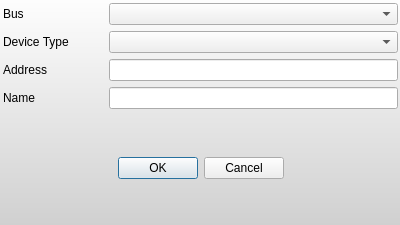
DynamicPerception/Graffik_Legacy, file Graffik/gui/core/Dialogs/adddevicedialog.ui: the form before one commit.
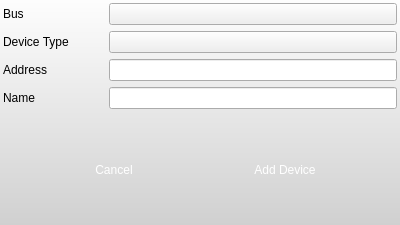
The form after the commit. Icons and pictures are not drawn.

The edit to the form file:
```diff
--- a/Graffik/gui/core/Dialogs/adddevicedialog.ui
+++ b/Graffik/gui/core/Dialogs/adddevicedialog.ui
@@ -20,33 +20,45 @@
    <string>Add Device</string>
   </property>
   <property name="styleSheet">
-   <string notr="true">#AddDeviceDialog {
+   <string notr="true">QPushButton {
+border: 0px transparent;
+max-width:120px;
+max-height: 40px;
+min-width:120px;
+min-height: 40px;
+color: rgb(255,255,255);
+font: 12px &quot;Lucida Sans&quot;;
+}
+
+#okButton {
+border-image: url(:/core/small-blue-but-normal.png);
+}
+
+#cancelButton {
+border-image: url(:/core/small-gray-but-normal.png);
+}
+
+QComboBox:drop-down {
+border-image: url(:/core/drop-down-sm-blue.png);
+border: 0px transparent;
+}
+
+#AddDeviceDialog {
 background-color: qlineargradient(spread:pad, x1:0, y1:0, x2:0, y2:1, stop:0 rgba(253, 253, 253, 255), stop:1 rgba(208, 208, 208, 255));
 }</string>
   </property>
-  <widget class="QWidget" name="gridLayoutWidget">
-   <property name="geometry">
-    <rect>
-     <x>0</x>
-     <y>0</y>
-     <width>401</width>
-     <height>221</height>
-    </rect>
+  <layout class="QGridLayout" name="gridLayout_2">
+   <property name="margin">
+    <number>0</number>
    </property>
+   <property name="spacing">
+    <number>-1</number>
+   </property>
+   <item row="0" column="0">
    <layout class="QGridLayout" name="gridLayout">
-    <item row="5" column="1" colspan="2">
-     <widget class="QDialogButtonBox" name="buttonBox">
-      <property name="orientation">
-       <enum>Qt::Horizontal</enum>
-      </property>
-      <property name="standardButtons">
-       <set>QDialogButtonBox::Cancel|QDialogButtonBox::Ok</set>
-      </property>
-      <property name="centerButtons">
-       <bool>true</bool>
-      </property>
-     </widget>
-    </item>
+     <property name="spacing">
+      <number>-1</number>
+     </property>
     <item row="1" column="1">
      <widget class="QLabel" name="label">
       <property name="text">
@@ -164,8 +176,41 @@
       </property>
      </spacer>
     </item>
-   </layout>
-  </widget>
+     <item row="5" column="1" colspan="2">
+      <widget class="QFrame" name="frame">
+       <property name="frameShape">
+        <enum>QFrame::NoFrame</enum>
+       </property>
+       <property name="frameShadow">
+        <enum>QFrame::Raised</enum>
+       </property>
+       <layout class="QHBoxLayout" name="horizontalLayout">
+        <property name="spacing">
+         <number>0</number>
+        </property>
+        <property name="margin">
+         <number>0</number>
+        </property>
+        <item>
+         <widget class="QPushButton" name="cancelButton">
+          <property name="text">
+           <string>Cancel</string>
+          </property>
+         </widget>
+        </item>
+        <item>
+         <widget class="QPushButton" name="okButton">
+          <property name="text">
+           <string>Add Device</string>
+          </property>
+         </widget>
+        </item>
+       </layout>
+      </widget>
+     </item>
+    </layout>
+   </item>
+  </layout>
  </widget>
  <resources/>
  <connections>
```
Left out of the diff: 35 changed lines with no effect on the pictures. Lines whose indentation alone changed are shown as unchanged.
